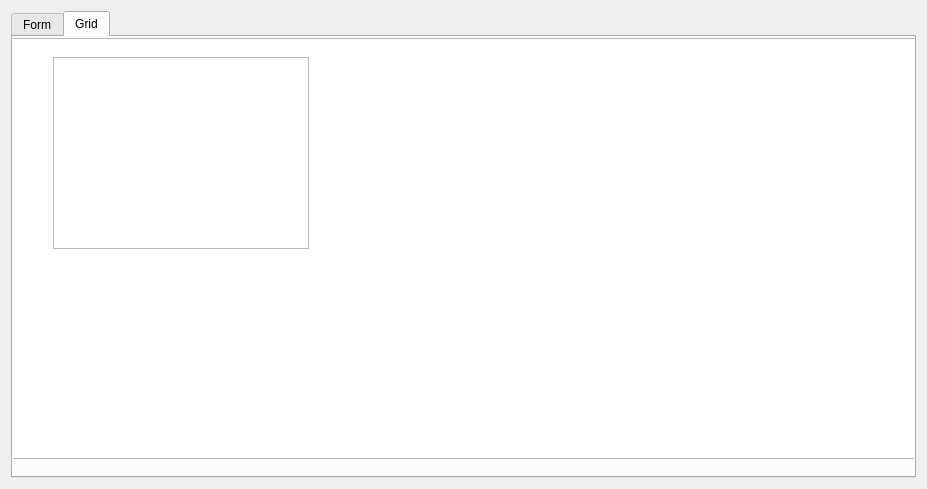
Before: the Qt Designer form src/forms/mainwindow.ui in Spidersbox/HamstersDB, drawn with Qt 5.
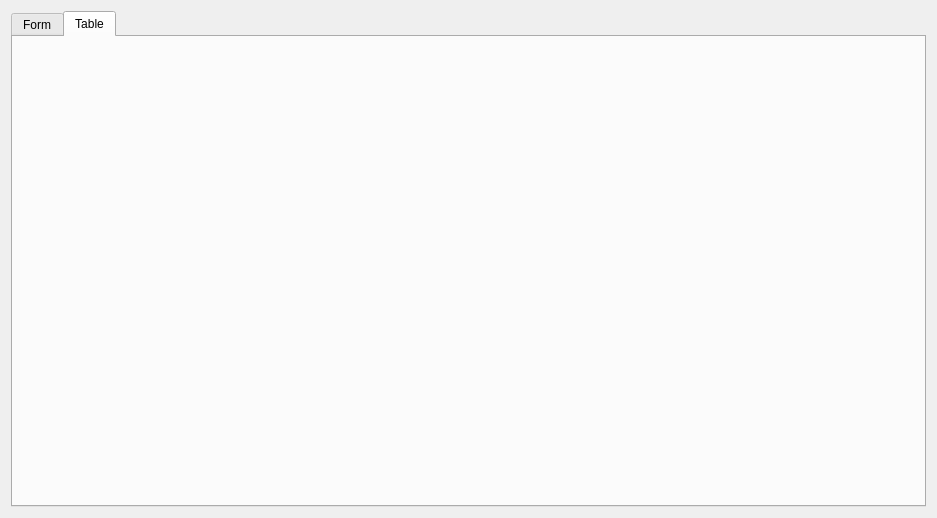
After: the same form once the commit is applied. The open tabs and pages were chosen to show the change.

```diff
--- a/src/forms/mainwindow.ui
+++ b/src/forms/mainwindow.ui
@@ -6,8 +6,8 @@
    <rect>
     <x>0</x>
     <y>0</y>
-    <width>927</width>
-    <height>489</height>
+    <width>937</width>
+    <height>518</height>
    </rect>
   </property>
   <property name="windowTitle">
@@ -240,28 +240,17 @@
       </widget>
       <widget class="QWidget" name="tab_2">
        <attribute name="title">
-        <string>Grid</string>
+        <string>Table</string>
        </attribute>
-       <widget class="QTableWidget" name="tableWidget">
-        <property name="geometry">
-         <rect>
-          <x>-1</x>
-          <y>1</y>
-          <width>921</width>
-          <height>421</height>
-         </rect>
-        </property>
-       </widget>
-       <widget class="QTableView" name="tableView">
-        <property name="geometry">
-         <rect>
-          <x>40</x>
-          <y>20</y>
-          <width>256</width>
-          <height>192</height>
-         </rect>
-        </property>
-       </widget>
+       <layout class="QGridLayout" name="gridLayout_2">
+        <item row="0" column="0">
+         <layout class="QVBoxLayout" name="tableLayout">
+          <property name="sizeConstraint">
+           <enum>QLayout::SetMinAndMaxSize</enum>
+          </property>
+         </layout>
+        </item>
+       </layout>
       </widget>
      </widget>
     </item>
```
Left out of the diff: 1 changed line with no effect on the pictures.
